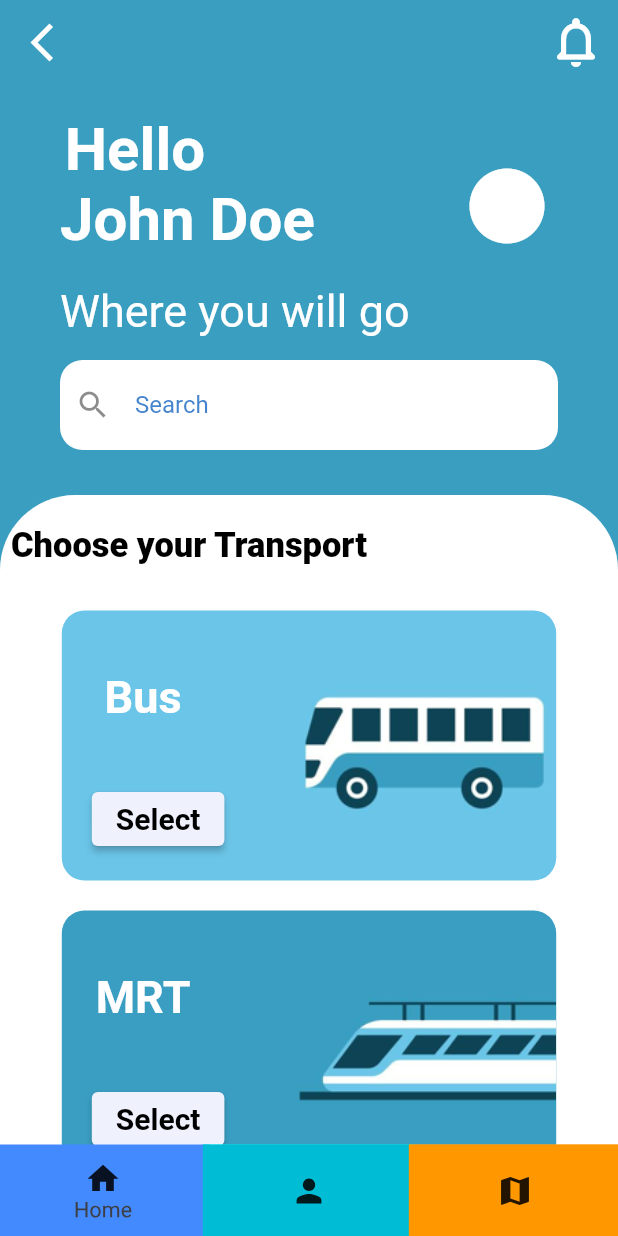
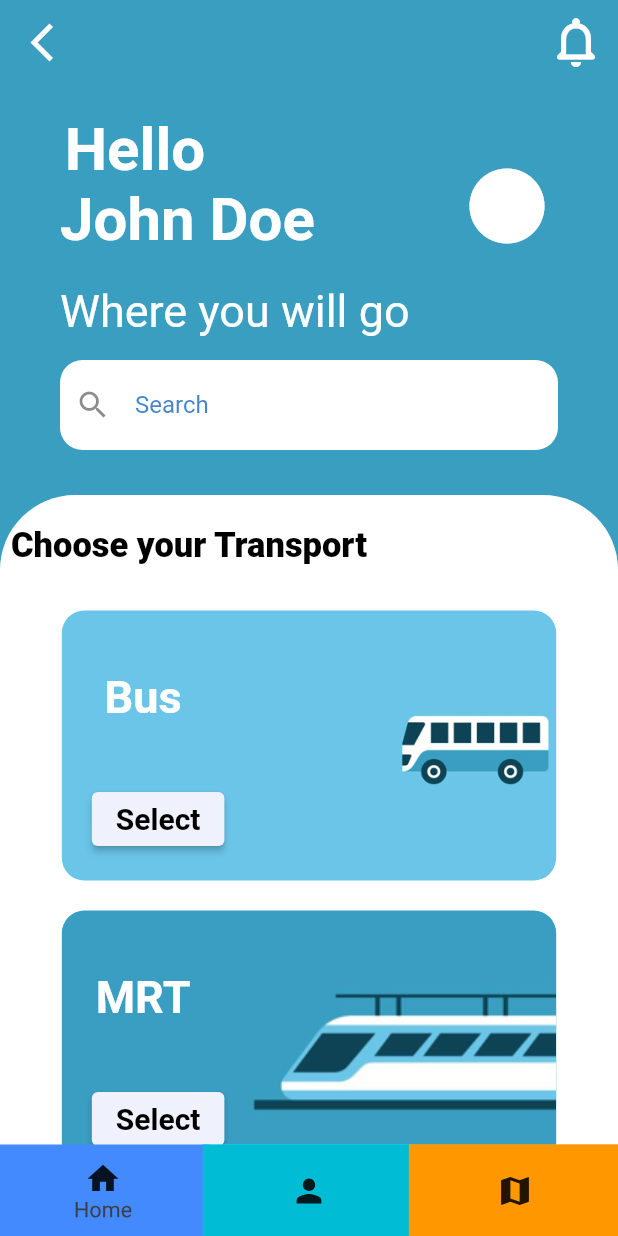
Before and after one commit to qd16092002/MyFirstApp, a Flutter app: the screen it shows after launch, after a tap on "Budget", on a phone screen of 412 x 824 dp. Run offline on Flutter 3.47's test engine with Material 2 defaults, Android fonts, the phone set to English and light mode, and no system bars.

Commit message:
fix and update

```diff
--- a/lib/main.dart
+++ b/lib/main.dart
@@ -4,7 +4,7 @@ import 'package:untitled/constants.dart';
 import 'package:untitled/screens/home/components/home_screen.dart';
 import 'package:flutter/src/painting/gradient.dart';
 import 'package:untitled/screens/home/tab2/new_home_screen.dart';
-import 'package:untitled/screens/home/tab3/home_sreen_3.dart';
+import 'package:untitled/screens/home/tab3/home_screen_3.dart';
 
 void main() {
   runApp(
--- a/lib/screens/home/components/header_with_searchbox.dart
+++ b/lib/screens/home/components/header_with_searchbox.dart
@@ -18,13 +18,13 @@ class HeaderWithSearchBox extends StatelessWidget {
               Row(
                 children: const <Widget>[
                   SizedBox(width: 10,),
-                  Text('Welcome Back',style: TextStyle(fontSize: 30,fontWeight: FontWeight.bold,color: Colors.blueGrey),),
+                  Expanded(child: Text('Welcome Back',style: TextStyle(fontSize: 25,fontWeight: FontWeight.bold,color: Colors.blueGrey,),softWrap: false,maxLines: 1,),)
                 ],
               ),
               Row(
                 children: const <Widget>[
                   SizedBox(width: 10,),
-                  Text('Creative Mints',style: TextStyle(fontSize: 40,fontWeight: FontWeight.bold,color: Colors.black),),
+                  Expanded(child: Text('Creative Mints',style: TextStyle(fontSize: 35,fontWeight: FontWeight.bold,color: Colors.black),softWrap: false,maxLines: 1,),)
                 ],
               )
             ],
@@ -42,7 +42,7 @@ class HeaderWithSearchBox extends StatelessWidget {
             borderRadius: BorderRadius.circular(15),
             boxShadow: [
               BoxShadow(
-                offset: const Offset(0, 30),
+                offset: const Offset(30, 30),
                 blurRadius: 10,
                 color: kPrimaryColor.withOpacity(0),
               ),
--- a/lib/screens/home/components/transactions.dart
+++ b/lib/screens/home/components/transactions.dart
@@ -17,7 +17,7 @@ class Transactions extends StatelessWidget {
                 children: <Widget>[
                   Expanded(
                     child: GestureDetector(
-                      onTap: (){
+                      onTap: () {
                         Navigator.of(context).pushNamed('/newhome');
                       },
                       child: Container(
@@ -42,11 +42,11 @@ class Transactions extends StatelessWidget {
                             ),
                             Row(
                               children: const [
-                                Text(
+                                Expanded(child: Text(
                                   'Transactions',
                                   style: TextStyle(
-                                      fontSize: 15, color: Colors.white),
-                                ),
+                                      fontSize: 15, color: Colors.white),softWrap: false,maxLines: 1,
+                                ),)
                               ],
                             ),
                             Row(
@@ -68,7 +68,7 @@ class Transactions extends StatelessWidget {
                   ),
                   Expanded(
                     child: GestureDetector(
-                      onTap: (){
+                      onTap: () {
                         Navigator.of(context).pushNamed('/myhomepage');
                       },
                       child: Container(
@@ -92,11 +92,11 @@ class Transactions extends StatelessWidget {
                             ),
                             Row(
                               children: const [
-                                Text(
+                                Expanded(child: Text(
                                   'Budget',
                                   style: TextStyle(
-                                      fontSize: 13, color: Colors.white),
-                                ),
+                                      fontSize: 13, color: Colors.white),softWrap: false,maxLines: 1,
+                                ),)
                               ],
                             ),
                             Row(
@@ -142,11 +142,15 @@ class Transactions extends StatelessWidget {
                           ),
                           Row(
                             children: const [
-                              Text(
-                                'Recommendations',
-                                style: TextStyle(
-                                    fontSize: 13, color: Colors.white),
-                              ),
+                              Expanded(
+                                child: Text(
+                                  'Recommendations',
+                                  style: TextStyle(
+                                      fontSize: 13, color: Colors.white),
+                                  softWrap: false,
+                                  maxLines: 1,
+                                ),
+                              )
                             ],
                           ),
                           Row(
@@ -187,11 +191,11 @@ class Transactions extends StatelessWidget {
                           ),
                           Row(
                             children: const [
-                              Text(
+                              Expanded(child: Text(
                                 'Credit Cards',
                                 style: TextStyle(
-                                    fontSize: 13, color: Colors.white),
-                              ),
+                                    fontSize: 13, color: Colors.white),softWrap: false,maxLines: 1,
+                              ),)
                             ],
                           ),
                           Row(
--- a/lib/screens/home/tab3/choosetransport.dart
+++ b/lib/screens/home/tab3/choosetransport.dart
@@ -8,7 +8,7 @@ class ChoseTransport extends StatelessWidget {
     Size size = MediaQuery.of(context).size;
     return SingleChildScrollView(
         child: Container(
-      height: size.height * 0.698,
+      // height: size.height * 0.6,
       width: size.width,
       decoration: const BoxDecoration(
         color: Colors.white,
@@ -85,11 +85,9 @@ class ChoseTransport extends StatelessWidget {
                           width: 70,
                         ),
                       ),
-                      Image.asset(
+                      Expanded(child: Image.asset(
                         'assets/images/bus.png',
-                        width: 180,
-                        height: 400,
-                      ),
+                      ),)
                     ],
                   ),
                 ),
@@ -144,8 +142,8 @@ class ChoseTransport extends StatelessWidget {
                       ),
                       Image.asset(
                         'assets/images/train.png',
-                        width: 180,
-                        height: 400,
+                        // width: 180,
+                        // height: 400,
                       ),
                     ],
                   ),
```
Also changed, not shown: lib/screens/home/tab3/home_screen_3.dart (renamed from lib/screens/home/tab3/home_sreen_3.dart).
